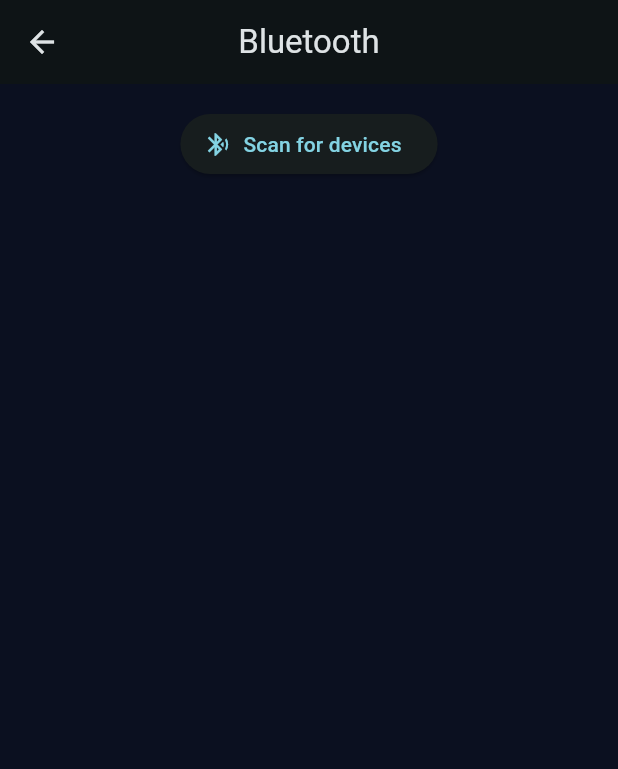
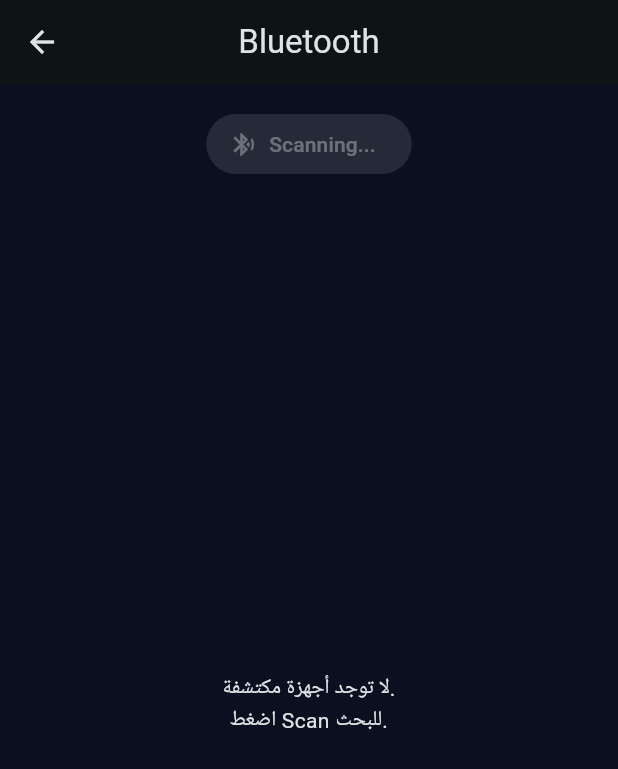
Before and after one commit to radfan243/GeoScan-AI, a Flutter app: the BluetoothScreen screen opened directly, after a tap on "Scan for devices", on a phone screen of 412 x 824 dp. Shown: the top 769 px of the screen. Run offline on Flutter 3.47's test engine with Material 3 defaults, Android fonts, the light colour scheme and no system bars; our stand-ins replace flutter_blue_plus.

Commit message:
Update bluetooth_screen.dart

```diff
--- a/lib/screens/bluetooth_screen.dart
+++ b/lib/screens/bluetooth_screen.dart
@@ -10,24 +10,39 @@
 }
 
 class _BluetoothScreenState extends State<BluetoothScreen> {
-  final BluetoothManager _btManager = BluetoothManager();
+  final BluetoothService _btManager = BluetoothService();
+
   List<fbp.ScanResult> _devices = [];
   bool _scanning = false;
 
   Future<void> _scan() async {
+    if (!mounted) return;
+
     setState(() {
       _scanning = true;
     });
 
     try {
       final results = await _btManager.scanForDevices();
+
+      if (!mounted) return;
+
       setState(() {
         _devices = results;
       });
     } catch (e) {
-      // ignore errors for now; keep UI minimal
       debugPrint('Scan error: $e');
+
+      if (!mounted) return;
+
+      ScaffoldMessenger.of(context).showSnackBar(
+        SnackBar(
+          content: Text('فشل البحث عن أجهزة Bluetooth: $e'),
+        ),
+      );
     } finally {
+      if (!mounted) return;
+
       setState(() {
         _scanning = false;
       });
@@ -55,28 +70,54 @@
               ElevatedButton.icon(
                 onPressed: _scanning ? null : _scan,
                 icon: const Icon(Icons.bluetooth_searching),
-                label: Text(_scanning ? 'Scanning...' : 'Scan for devices'),
+                label: Text(
+                  _scanning ? 'Scanning...' : 'Scan for devices',
+                ),
               ),
               const SizedBox(height: 12),
               Expanded(
-                child: ListView.builder(
+                child: _devices.isEmpty
+                    ? const Center(
+                        child: Text(
+                          'لا توجد أجهزة مكتشفة.\nاضغط Scan للبحث.',
+                          textAlign: TextAlign.center,
+                        ),
+                      )
+                    : ListView.builder(
                         itemCount: _devices.length,
                         itemBuilder: (context, index) {
-                    final r = _devices[index];
-                    final name = r.device.name.isNotEmpty ? r.device.name : r.device.id.id;
+                          final result = _devices[index];
+                          final device = result.device;
+
+                          final name = device.name.isNotEmpty
+                              ? device.name
+                              : device.id.id;
+
                           return ListTile(
+                            leading: const Icon(Icons.bluetooth),
                             title: Text(name),
-                      subtitle: Text(r.device.id.id),
+                            subtitle: Text(device.id.id),
                             trailing: FilledButton(
                               onPressed: () async {
                                 try {
-                            await _btManager.connect(r.device);
+                                  await _btManager.connect(device);
+
+                                  if (!mounted) return;
+
                                   ScaffoldMessenger.of(context).showSnackBar(
-                              const SnackBar(content: Text('Connected')),
+                                    const SnackBar(
+                                      content: Text('Connected'),
+                                    ),
                                   );
                                 } catch (e) {
+                                  if (!mounted) return;
+
                                   ScaffoldMessenger.of(context).showSnackBar(
-                              SnackBar(content: Text('Connect failed: $e')),
+                                    SnackBar(
+                                      content: Text(
+                                        'Connect failed: $e',
+                                      ),
+                                    ),
                                   );
                                 }
                               },
```
Lines whose indentation alone changed are shown as unchanged.
